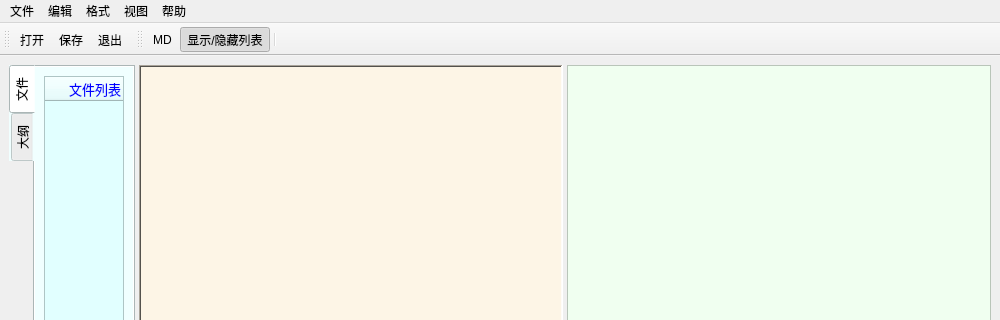
This is ui/doc_viewer.ui in tainyuhong/base_notebook as Qt 5 draws it before an edit; both pictures show x 0 to 1000 and y 0 to 320 of the 1000 by 750 pixel window. The edited form follows.
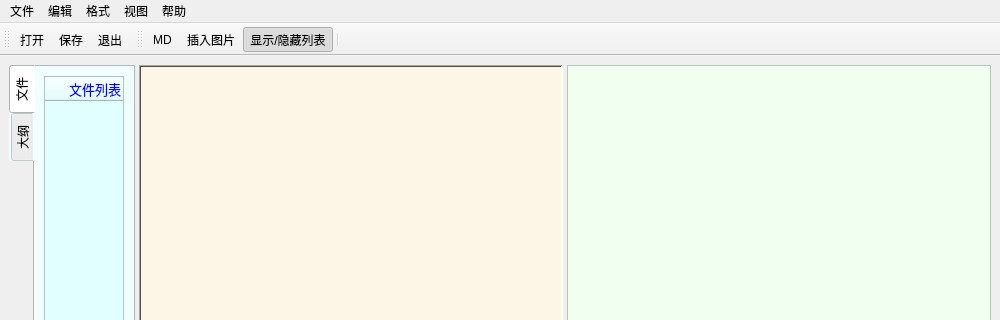
This is the edited form. Icons and pictures are not drawn.

Commit message: 增加了添加图片功能

```diff
--- a/ui/doc_viewer.ui
+++ b/ui/doc_viewer.ui
@@ -235,6 +235,7 @@
     <bool>false</bool>
    </attribute>
    <addaction name="action_to_md"/>
+   <addaction name="action_img"/>
    <addaction name="action_displaylist"/>
    <addaction name="separator"/>
   </widget>
@@ -371,6 +372,15 @@
     <string>网站</string>
    </property>
   </action>
+  <action name="action_img">
+   <property name="icon">
+    <iconset resource="images.qrc">
+     <normaloff>:/icons/img/tp.png</normaloff>:/icons/img/tp.png</iconset>
+   </property>
+   <property name="text">
+    <string>插入图片</string>
+   </property>
+  </action>
  </widget>
  <resources>
   <include location="images.qrc"/>
```
Left out of the diff: 3 changed lines with no effect on the pictures. The commit also changes 7 other files.
